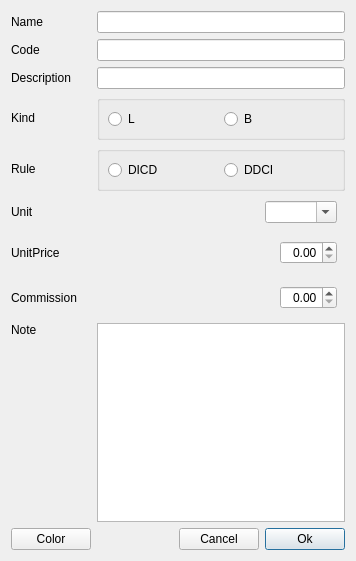
First picture: the form in dialog/insertnode/insertnodei.ui, repository ytxerp/ytx-client, before the edit.
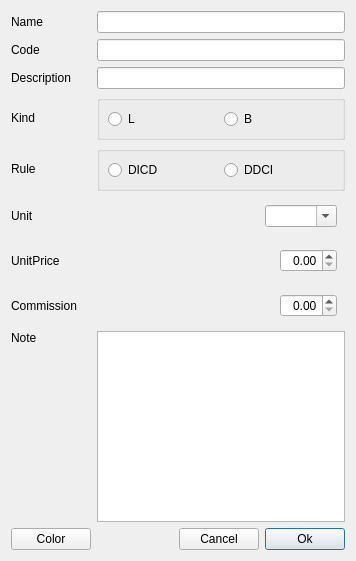
Second picture: the form after the edit. Custom widgets are drawn as their Qt base class.

Diff of the .ui file:
```diff
--- a/dialog/insertnode/insertnodei.ui
+++ b/dialog/insertnode/insertnodei.ui
@@ -379,13 +379,13 @@
       <number>8</number>
      </property>
      <property name="topMargin">
-      <number>4</number>
+      <number>8</number>
      </property>
      <property name="rightMargin">
       <number>8</number>
      </property>
      <property name="bottomMargin">
-      <number>4</number>
+      <number>8</number>
      </property>
      <item>
       <spacer name="horizontalSpacer_4">
```
